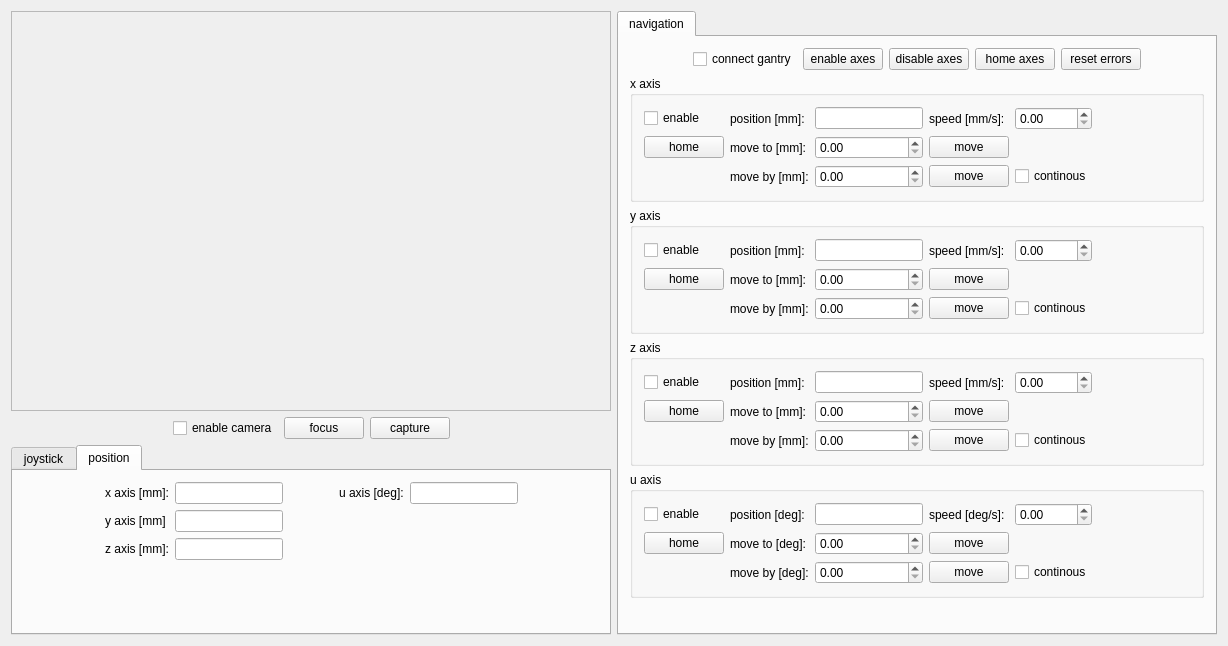
First picture: the form in magrathea.ui, repository guescio/Magrathea, before the edit.
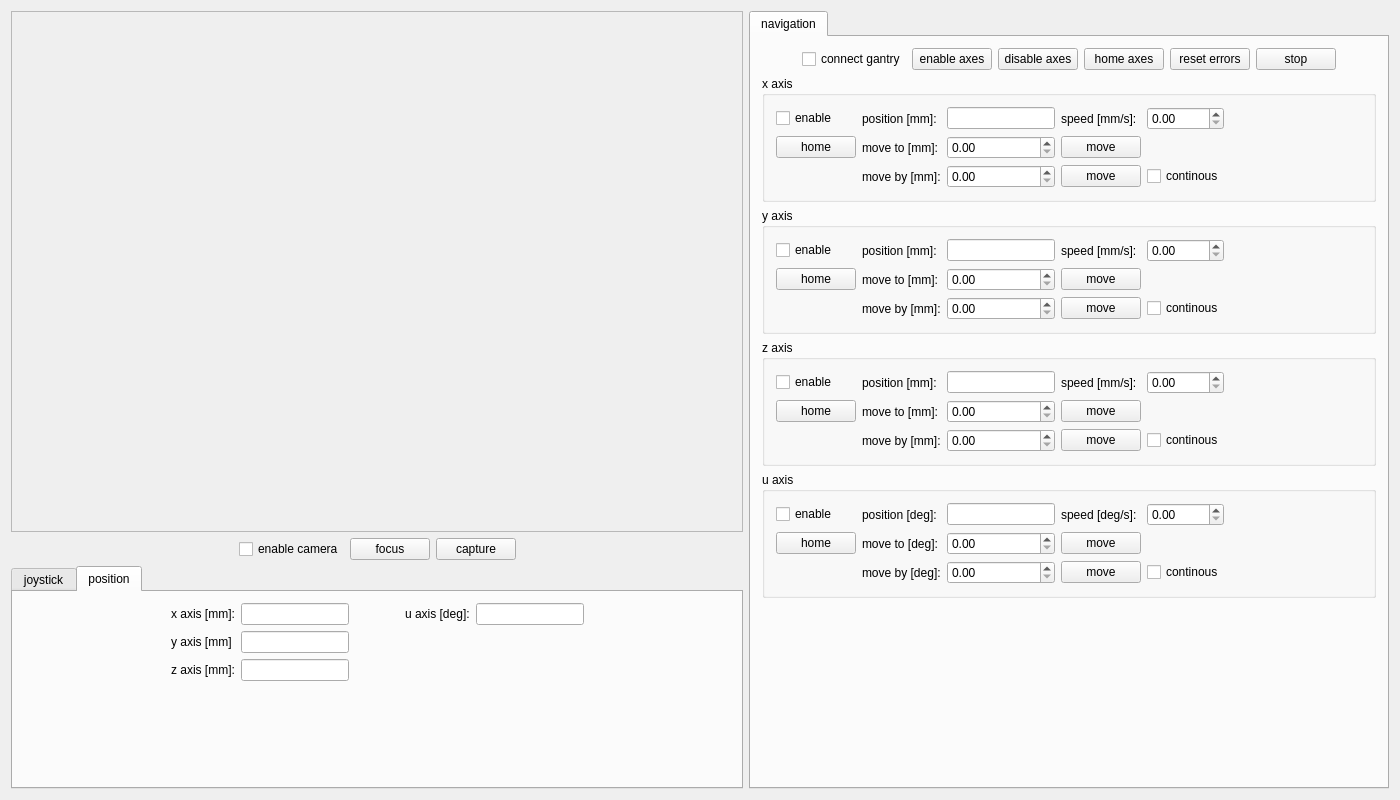
Second picture: the form after the edit.

Commit message: Added stop button. Increased window size. Minor fixes.

What changed in the file:
```diff
--- a/magrathea.ui
+++ b/magrathea.ui
@@ -6,8 +6,8 @@
    <rect>
     <x>0</x>
     <y>0</y>
-    <width>1226</width>
-    <height>646</height>
+    <width>1400</width>
+    <height>800</height>
    </rect>
   </property>
   <property name="windowTitle">
@@ -544,6 +544,13 @@
              </property>
             </widget>
            </item>
+           <item>
+            <widget class="QPushButton" name="stopButton">
+             <property name="text">
+              <string>stop</string>
+             </property>
+            </widget>
+           </item>
            <item>
             <spacer name="horizontalSpacer_13">
              <property name="orientation">
```
The commit also changes 5 other files.
